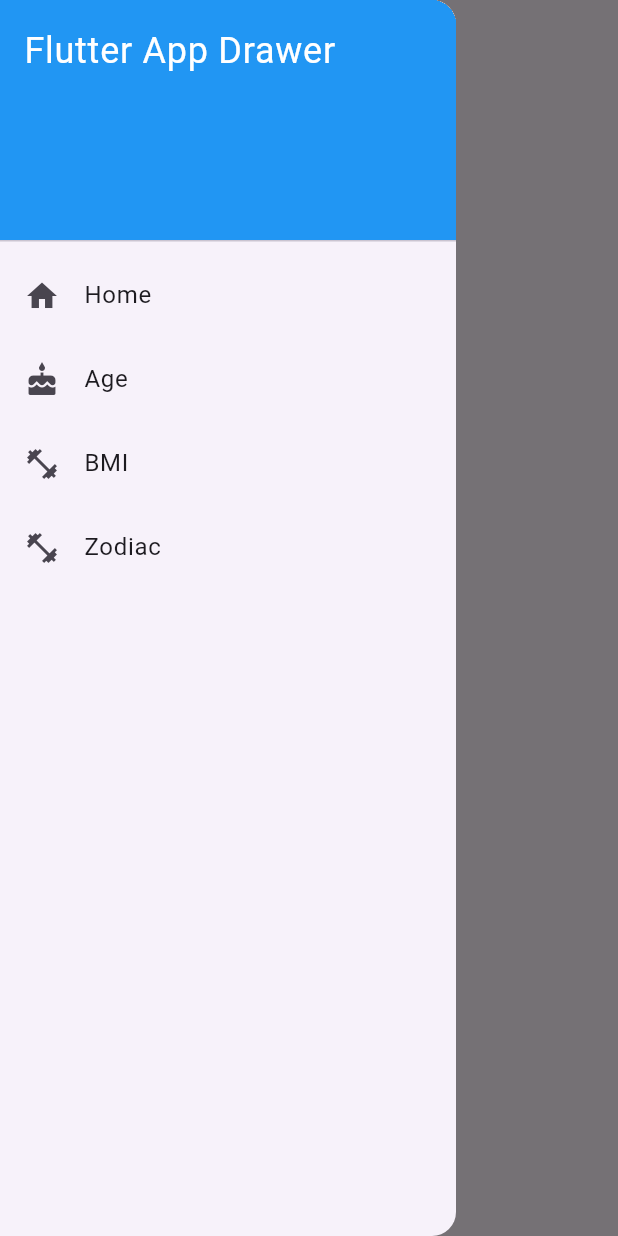
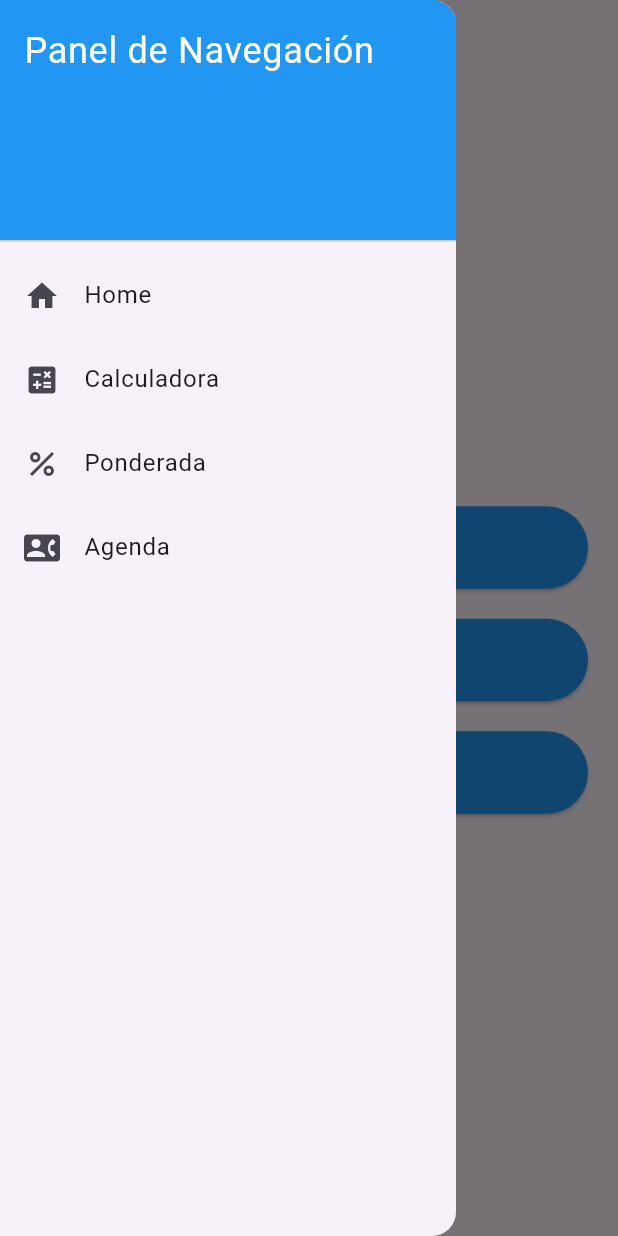
Before and after one commit to OtoOcar/Flutter_App, a Flutter app: the screen it shows after launch, with the side drawer open, on a phone screen of 412 x 824 dp. Run offline on Flutter 3.47's test engine with Material 3 defaults, Android fonts, the phone set to English and light mode, and no system bars; our stand-ins replace go_router.

Commit message:
Implementados Ejercicios diferentes, probados funcionando

```diff
--- a/lib/main.dart
+++ b/lib/main.dart
@@ -1,11 +1,8 @@
 import 'package:flutter/material.dart';
-import 'package:flutter_app/src/feature/screens/age_screen.dart';
-import 'package:flutter_app/src/feature/screens/bmi_screen.dart';
-import 'package:flutter_app/src/feature/screens/home_screen.dart';
 import 'package:flutter_app/src/routes/flutter_app_router.dart';
 
 void main() {
-  runApp(MainApp());
+  runApp(const MainApp());
 }
 
 class MainApp extends StatelessWidget {
@@ -13,6 +10,20 @@ class MainApp extends StatelessWidget {
 
   @override
   Widget build(BuildContext context) {
-    return MaterialApp.router(routerConfig: FlutterAppRouter.router);
+    return MaterialApp.router(
+      routerConfig: FlutterAppRouter.router,
+      theme: ThemeData(
+        primarySwatch: Colors.blue,
+        elevatedButtonTheme: ElevatedButtonThemeData(
+          style: ElevatedButton.styleFrom(
+            backgroundColor: Colors.blue,
+            foregroundColor: Colors.white,
+            textStyle: const TextStyle(fontSize: 22),
+          ),
+        ),
+      ),
+      debugShowCheckedModeBanner: false,
+      title: 'Flutter Exercises',
+    );
   }
 }
--- a/lib/src/feature/screens/age_screen.dart
+++ /dev/null
@@ -1,27 +0,0 @@
-import 'package:flutter/material.dart';
-import 'package:flutter_app/src/feature/widgets/flutter_app_drawer.dart';
-import 'package:go_router/go_router.dart';
-
-class AgeScreen extends StatelessWidget {
-  @override
-  Widget build(BuildContext context) {
-    return Scaffold(
-      drawer: FlutterAppDrawer(),
-      appBar: AppBar(title: Text('Age Screen')),
-      body: Center(
-        child: Column(
-          mainAxisAlignment: MainAxisAlignment.center,
-          children: <Widget>[
-            Text('Age Screen', style: TextStyle(fontSize: 24)), //Text
-            ElevatedButton(
-              onPressed: () {
-                context.go('/bmi');
-              },
-              child: Text('Go to BMI Screen'),
-            ),
-          ],
-        ),
-      ),
-    );
-  }
-}
--- a/lib/src/feature/screens/bmi_screen.dart
+++ /dev/null
@@ -1,27 +0,0 @@
-import 'package:flutter/material.dart';
-import 'package:flutter_app/src/feature/widgets/flutter_app_drawer.dart';
-import 'package:go_router/go_router.dart';
-
-class BmiScreen extends StatelessWidget {
-  @override
-  Widget build(BuildContext context) {
-    return Scaffold(
-      drawer: FlutterAppDrawer(),
-      appBar: AppBar(title: Text('BMI Screen')),
-      body: Center(
-        child: Column(
-          mainAxisAlignment: MainAxisAlignment.center,
-          children: <Widget>[
-            Text('BMI Screen', style: TextStyle(fontSize: 24)), //Text
-            ElevatedButton(
-              onPressed: () {
-                context.go('/');
-              },
-              child: Text('Go to Home Screen'),
-            ),
-          ],
-        ),
-      ),
-    );
-  }
-}
--- a/lib/src/feature/screens/home_screen.dart
+++ b/lib/src/feature/screens/home_screen.dart
@@ -1,23 +1,58 @@
 import 'package:flutter/material.dart';
+import 'package:go_router/go_router.dart';
 import 'package:flutter_app/src/feature/widgets/flutter_app_drawer.dart';
-import 'package:go_router/go_router.dart';
 
 class HomeScreen extends StatelessWidget {
   @override
   Widget build(BuildContext context) {
     return Scaffold(
       drawer: FlutterAppDrawer(),
-      appBar: AppBar(title: Text('Home Screen')),
-      body: Center(
+      appBar: AppBar(
+        leading: Builder(
+          builder: (context) => IconButton(
+            icon: Icon(Icons.menu),
+            onPressed: () => Scaffold.of(context).openDrawer(),
+          ),
+        ),
+        title: Text('Inicio'),
+      ),
+
+      // Botones principales
+      body: Padding(
+        padding: const EdgeInsets.all(20),
         child: Column(
           mainAxisAlignment: MainAxisAlignment.center,
-          children: <Widget>[
-            Text('Home Screen', style: TextStyle(fontSize: 24)), //Text
-            ElevatedButton(
-              onPressed: () {
-                context.go('/zodiac');
-              },
-              child: Text('Go to Zodiac Screen'),
+          children: [
+            // Calculadora Básica
+            ElevatedButton.icon(
+              icon: Icon(Icons.calculate),
+              label: Text('Calculadora'),
+              onPressed: () => context.go('/calculadora'),
+              style: ElevatedButton.styleFrom(
+                minimumSize: Size(double.infinity, 55),
+              ),
+            ),
+            SizedBox(height: 20),
+
+            // Media Ponderada
+            ElevatedButton.icon(
+              icon: Icon(Icons.percent),
+              label: Text('Media Ponderada'),
+              onPressed: () => context.go('/ponderada'),
+              style: ElevatedButton.styleFrom(
+                minimumSize: Size(double.infinity, 55),
+              ),
+            ),
+            SizedBox(height: 20),
+
+            // Agenda Simple
+            ElevatedButton.icon(
+              icon: Icon(Icons.contact_phone),
+              label: Text('Agenda'),
+              onPressed: () => context.go('/agenda'),
+              style: ElevatedButton.styleFrom(
+                minimumSize: Size(double.infinity, 55),
+              ),
             ),
           ],
         ),
--- a/lib/src/feature/screens/zodiac_screen.dart
+++ /dev/null
@@ -1,27 +0,0 @@
-import 'package:flutter/material.dart';
-import 'package:flutter_app/src/feature/widgets/flutter_app_drawer.dart';
-import 'package:go_router/go_router.dart';
-
-class ZodiacScreen extends StatelessWidget {
-  @override
-  Widget build(BuildContext context) {
-    return Scaffold(
-      drawer: FlutterAppDrawer(),
-      appBar: AppBar(title: Text('Zodiac Screen')),
-      body: Center(
-        child: Column(
-          mainAxisAlignment: MainAxisAlignment.center,
-          children: <Widget>[
-            Text('Zodiac Screen', style: TextStyle(fontSize: 24)), //Text
-            ElevatedButton(
-              onPressed: () {
-                context.go('/age');
-              },
-              child: Text('Go to Age Screen'),
-            ),
-          ],
-        ),
-      ),
-    );
-  }
-}
--- a/lib/src/feature/widgets/flutter_app_drawer.dart
+++ b/lib/src/feature/widgets/flutter_app_drawer.dart
@@ -11,7 +11,7 @@ class FlutterAppDrawer extends StatelessWidget {
           DrawerHeader(
             decoration: BoxDecoration(color: Colors.blue),
             child: Text(
-              'Flutter App Drawer',
+              'Panel de Navegación',
               style: TextStyle(color: Colors.white, fontSize: 24),
             ),
           ),
@@ -24,27 +24,27 @@ class FlutterAppDrawer extends StatelessWidget {
             },
           ),
           ListTile(
-            leading: Icon(Icons.cake),
-            title: Text('Age'),
+            leading: Icon(Icons.calculate),
+            title: const Text('Calculadora'),
             onTap: () {
               Navigator.of(context).pop();
-              context.go('/age');
+              context.go('/calculadora');
             },
           ),
           ListTile(
-            leading: Icon(Icons.fitness_center),
-            title: Text('BMI'),
+            leading: Icon(Icons.percent),
+            title: const Text('Ponderada'),
             onTap: () {
               Navigator.of(context).pop();
-              context.go('/bmi');
+              context.go('/ponderada');
             },
           ),
           ListTile(
-            leading: Icon(Icons.fitness_center),
-            title: Text('Zodiac'),
+            leading: Icon(Icons.contact_phone),
+            title: const Text('Agenda'),
             onTap: () {
               Navigator.of(context).pop();
-              context.go('/zodiac');
+              context.go('/agenda');
             },
           ),
         ],
--- a/lib/src/routes/flutter_app_router.dart
+++ b/lib/src/routes/flutter_app_router.dart
@@ -1,16 +1,22 @@
-import 'package:flutter_app/src/feature/screens/age_screen.dart';
-import 'package:flutter_app/src/feature/screens/bmi_screen.dart';
+import 'package:flutter_app/src/feature/screens/calculadora_screen.dart';
+import 'package:flutter_app/src/feature/screens/ponderada_screen.dart';
 import 'package:flutter_app/src/feature/screens/home_screen.dart';
-import 'package:flutter_app/src/feature/screens/zodiac_screen.dart';
+import 'package:flutter_app/src/feature/screens/agenda_screen.dart';
 import 'package:go_router/go_router.dart';
 
 class FlutterAppRouter {
   static GoRouter get router => GoRouter(
     routes: [
       GoRoute(path: '/', builder: (context, state) => HomeScreen()),
-      GoRoute(path: '/bmi', builder: (context, state) => BmiScreen()),
-      GoRoute(path: '/age', builder: (context, state) => AgeScreen()),
-      GoRoute(path: '/zodiac', builder: (context, state) => ZodiacScreen()),
+      GoRoute(
+        path: '/calculadora',
+        builder: (context, state) => CalculadoraScreen(),
+      ),
+      GoRoute(
+        path: '/ponderada',
+        builder: (context, state) => PonderadaScreen(),
+      ),
+      GoRoute(path: '/agenda', builder: (context, state) => AgendaScreen()),
     ],
   );
 }
```
Also changed, not shown: lib/src/feature/screens/agenda_screen.dart (added, +128 -0 lines), lib/src/feature/screens/calculadora_screen.dart (added, +141 -0 lines), lib/src/feature/screens/ponderada_screen.dart (added, +210 -0 lines).
